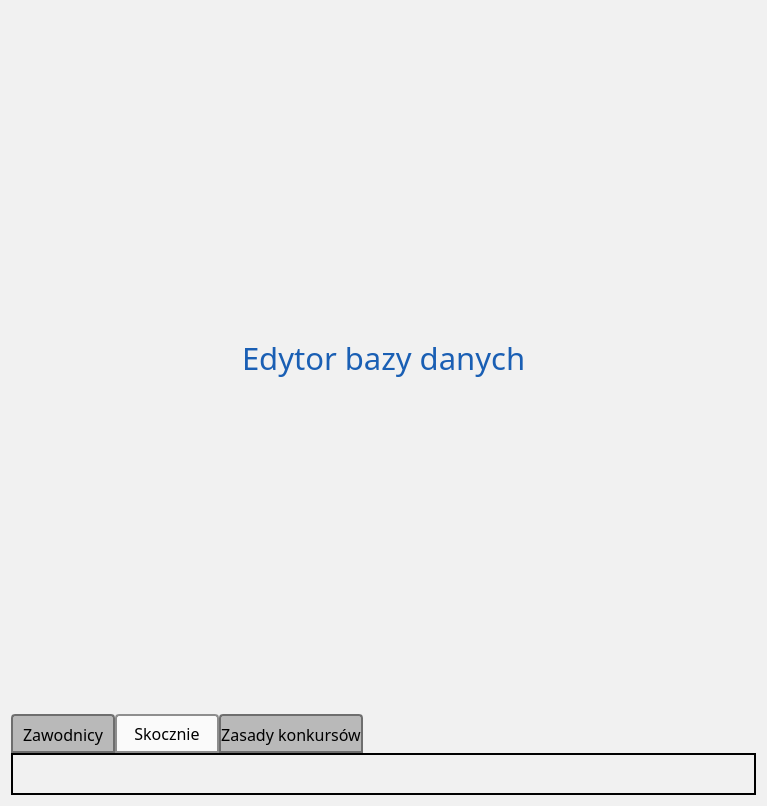
First picture: the form in source/UI/DatabaseEditor/DatabaseEditorWindow.ui, repository SiekamCebule/sj-sim, before the edit.
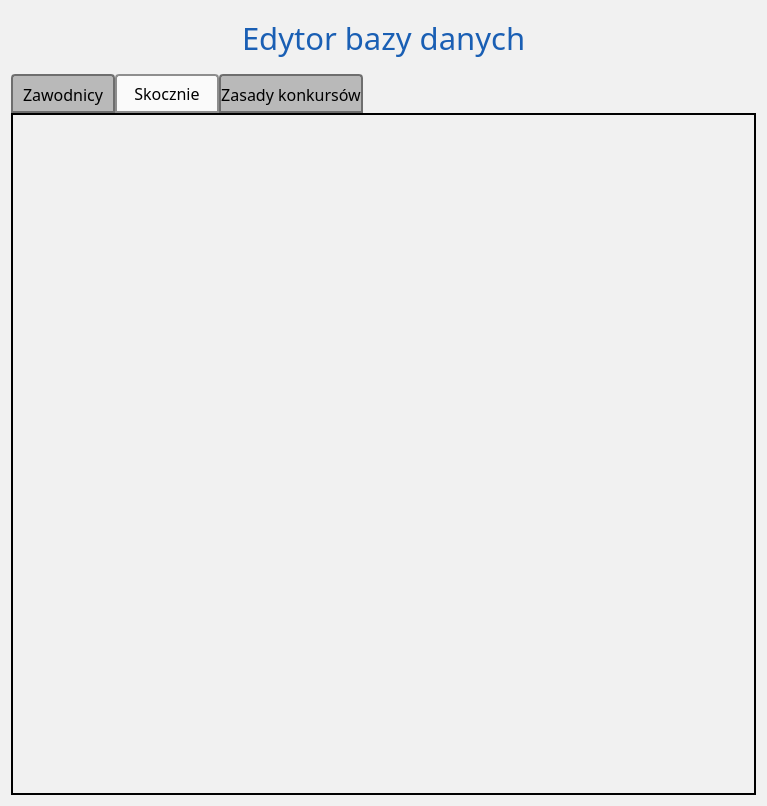
Second picture: the form after the edit. The open tabs and pages were chosen to show the change.

Commit message: Working teams lineups tree view and team lineup editor (and saving teams + update tree view)

The edit to the form file:
```diff
--- a/source/UI/DatabaseEditor/DatabaseEditorWindow.ui
+++ b/source/UI/DatabaseEditor/DatabaseEditorWindow.ui
@@ -56,6 +56,12 @@
      </item>
      <item>
       <widget class="QLabel" name="label_title">
+       <property name="sizePolicy">
+        <sizepolicy hsizetype="Maximum" vsizetype="Maximum">
+         <horstretch>0</horstretch>
+         <verstretch>0</verstretch>
+        </sizepolicy>
+       </property>
        <property name="font">
         <font>
          <family>Quicksand Medium</family>
@@ -107,7 +113,7 @@
    <item>
     <widget class="QTabWidget" name="tabWidget_main">
      <property name="sizePolicy">
-      <sizepolicy hsizetype="Expanding" vsizetype="Maximum">
+      <sizepolicy hsizetype="Expanding" vsizetype="Minimum">
        <horstretch>0</horstretch>
        <verstretch>0</verstretch>
       </sizepolicy>
```
Left out of the diff: 2 changed lines with no effect on the pictures. The commit also changes 20 other files.
